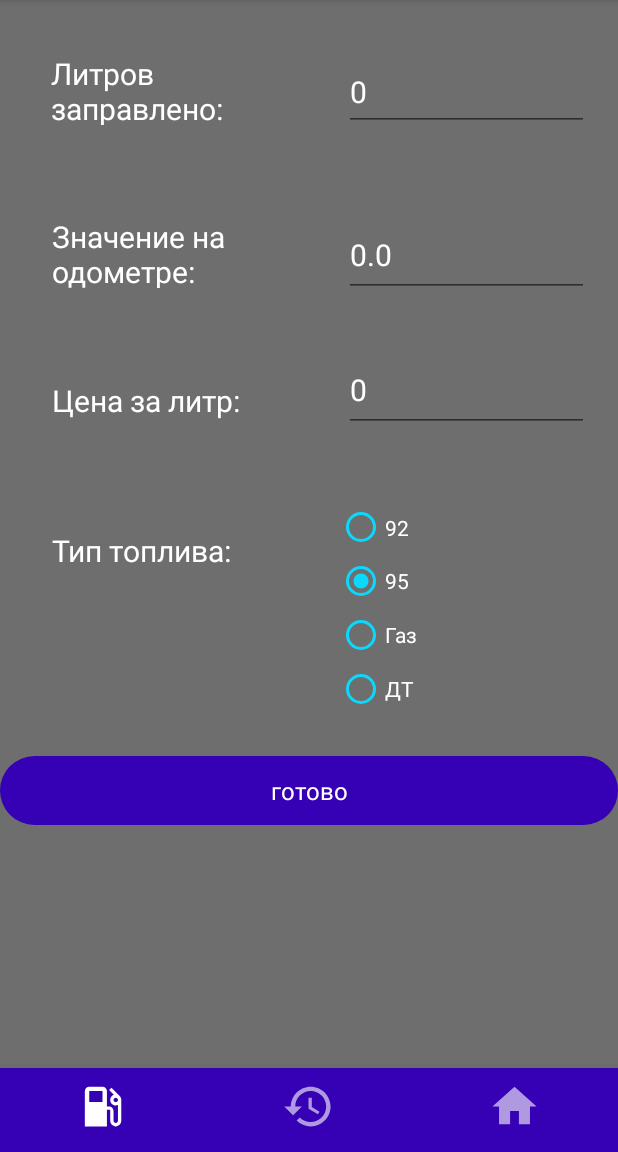
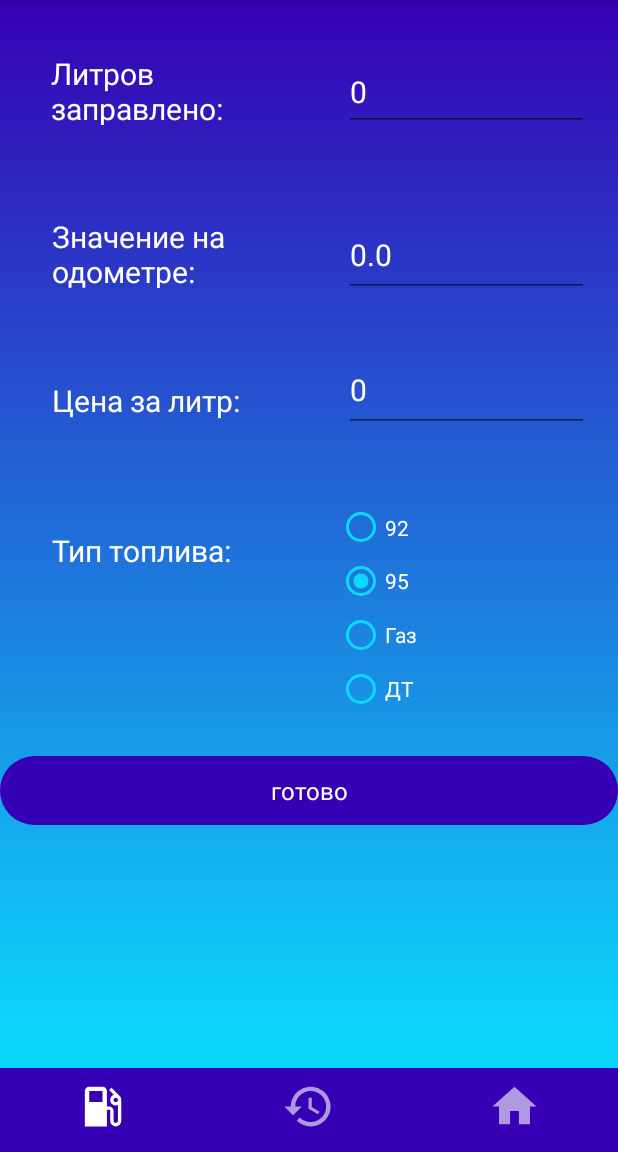
Before and after one commit to GigaIQ/carhelper, an Android app: the NewFuelFragment screen opened through its navigation route, on a phone screen of 412 x 824 dp, the part 84-1236 px from its top. Run offline under Robolectric (Android 15) with nearby library versions, the phone set to English and light mode, and no system bars; our stand-ins replace data binding, navigation-ui; network calls fail.

Commit message:
Add design

```diff
--- a/app/src/main/java/ru/vsu/cs/polev/Item.java
+++ b/app/src/main/java/history/Item.java
@@ -1,4 +1,4 @@
-package ru.vsu.cs.polev;
+package history;
 
 public class Item {
     String liter = "";
--- a/app/src/main/java/ru/vsu/cs/polev/MyAdapter.java
+++ b/app/src/main/java/history/MyAdapter.java
@@ -1,4 +1,4 @@
-package ru.vsu.cs.polev;
+package history;
 
 import android.content.Context;
 import android.view.LayoutInflater;
@@ -8,6 +8,10 @@ import androidx.annotation.NonNull;
 import androidx.recyclerview.widget.RecyclerView;
 
 import java.util.List;
+
+import history.Item;
+import history.MyViewHolder;
+import ru.vsu.cs.polev.R;
 
 public class MyAdapter extends RecyclerView.Adapter<MyViewHolder> {
 
--- a/app/src/main/java/ru/vsu/cs/polev/MyViewHolder.java
+++ b/app/src/main/java/history/MyViewHolder.java
@@ -1,4 +1,4 @@
-package ru.vsu.cs.polev;
+package history;
 
 import android.content.Context;
 import android.view.View;
@@ -7,6 +7,8 @@ import android.widget.TextView;
 import androidx.annotation.NonNull;
 import androidx.fragment.app.Fragment;
 import androidx.recyclerview.widget.RecyclerView;
+
+import ru.vsu.cs.polev.R;
 
 public class MyViewHolder extends RecyclerView.ViewHolder {
 
--- a/app/src/main/java/ru/vsu/cs/polev/InformationFragment.java
+++ b/app/src/main/java/information/InformationFragment.java
@@ -1,4 +1,4 @@
-package ru.vsu.cs.polev;
+package information;
 
 import static android.content.Context.MODE_PRIVATE;
 
@@ -23,6 +23,7 @@ import java.util.ArrayList;
 import okhttp3.OkHttpClient;
 import okhttp3.Request;
 import okhttp3.Response;
+import ru.vsu.cs.polev.R;
 import ru.vsu.cs.polev.databinding.FragmentInformationBinding;
 
 public class InformationFragment extends Fragment {
@@ -31,7 +32,6 @@ public class InformationFragment extends Fragment {
 
     private AlertDialog dialog;
     private AlertDialog.Builder builder;
-    private String[] items = {"Да", "Нет"};
 
     String gotResponse = "";
     String finishPrice = "...";
--- a/app/src/main/java/ru/vsu/cs/polev/NewFuelFragment.java
+++ b/app/src/main/java/refuel/NewFuelFragment.java
@@ -1,4 +1,4 @@
-package ru.vsu.cs.polev;
+package refuel;
 
 import static android.content.Context.MODE_PRIVATE;
 
@@ -17,6 +17,9 @@ import android.widget.RadioGroup;
 import android.widget.Toast;
 
 import java.util.ArrayList;
+
+import ru.vsu.cs.polev.MainActivity;
+import ru.vsu.cs.polev.R;
 
 public class NewFuelFragment extends Fragment {
 
--- a/app/src/main/res/drawable/baseline_horizontal_rule_24.xml
+++ b/app/src/main/res/drawable/baseline_horizontal_rule_24.xml
@@ -1,4 +1,4 @@
-<vector android:height="24dp" android:tint="#06CCE3"
+<vector android:alpha="0.9" android:height="24dp" android:tint="#FFFFFF"
     android:viewportHeight="24" android:viewportWidth="24"
     android:width="24dp" xmlns:android="http://schemas.android.com/apk/res/android">
     <path android:fillColor="@android:color/white"
--- /dev/null
+++ b/app/src/main/res/drawable/gradient.xml
@@ -0,0 +1,14 @@
+<?xml version="1.0" encoding="utf-8"?>
+<shape android:shape = "rectangle"
+    xmlns:android = "http://schemas.android.com/apk/res/android" >
+
+    <gradient
+        android:startColor = "#0BD7FC"
+        android:centerColor= "#0BD7FC"
+        android:endColor = "#3600B4"
+        android:angle = "90"
+
+        android:centerX="0.1"
+        android:type = "linear" />
+
+</shape>
--- a/app/src/main/res/layout/activity_main.xml
+++ b/app/src/main/res/layout/activity_main.xml
@@ -24,6 +24,7 @@
             style="@style/Widget.MaterialComponents.BottomNavigationView.Colored"
             tools:ignore="MissingConstraints"
             app:layout_constraintBottom_toBottomOf="parent"
+
             app:menu="@menu/nav_menu"
             app:itemIconSize="35sp"
             />
--- a/app/src/main/res/layout/fragment_history.xml
+++ b/app/src/main/res/layout/fragment_history.xml
@@ -3,17 +3,17 @@
     xmlns:app="http://schemas.android.com/apk/res-auto"
     xmlns:tools="http://schemas.android.com/tools"
     xmlns:android="http://schemas.android.com/apk/res/android"
-    tools:context="ru.vsu.cs.polev.HistoryFragment">
+    tools:context="ru.vsu.cs.polev.history.HistoryFragment">
     <data>
         <variable
             name="inf"
-            type="ru.vsu.cs.polev.HistoryFragment" />
+            type="history.HistoryFragment" />
     </data>
     <androidx.constraintlayout.widget.ConstraintLayout
 
         android:layout_width="match_parent"
         android:layout_height="match_parent"
-        android:background="#DC575757">
+        android:background="@drawable/gradient">
 
         <LinearLayout
             android:layout_width="match_parent"
--- a/app/src/main/res/layout/fragment_new_fuel.xml
+++ b/app/src/main/res/layout/fragment_new_fuel.xml
@@ -3,17 +3,17 @@
     xmlns:android="http://schemas.android.com/apk/res/android"
     xmlns:app="http://schemas.android.com/apk/res-auto"
     xmlns:tools="http://schemas.android.com/tools"
-    tools:context="ru.vsu.cs.polev.NewFuelFragment">
+    tools:context="ru.vsu.cs.polev.refuel.NewFuelFragment">
     <data>
         <variable
             name="inf"
-            type="ru.vsu.cs.polev.NewFuelFragment" />
+            type="refuel.NewFuelFragment" />
     </data>
 
     <androidx.constraintlayout.widget.ConstraintLayout
         android:layout_width="match_parent"
         android:layout_height="match_parent"
-        android:background="#DC575757">
+        android:background="@drawable/gradient">
         <EditText
             android:id="@+id/fuelAdd"
             style="@style/Widget.AppCompat.AutoCompleteTextView"
--- a/app/src/main/res/layout/item_view.xml
+++ b/app/src/main/res/layout/item_view.xml
@@ -3,8 +3,7 @@
     xmlns:app="http://schemas.android.com/apk/res-auto"
     xmlns:tools="http://schemas.android.com/tools"
     android:layout_width="match_parent"
-    android:layout_height="wrap_content"
-    android:background="#6E6E6E">
+    android:layout_height="wrap_content">
 
 
     <TextView
@@ -62,7 +61,7 @@
         android:layout_width="match_parent"
         android:layout_height="wrap_content"
 
-        android:progressDrawable="@drawable/baseline_dehaze_24"
+        android:progressDrawable="@drawable/baseline_horizontal_rule_24"
         app:layout_constraintBottom_toBottomOf="parent"
         app:layout_constraintStart_toStartOf="parent"
         app:layout_constraintTop_toBottomOf="@+id/liter" />
--- a/app/src/main/res/navigation/navigation_graph.xml
+++ b/app/src/main/res/navigation/navigation_graph.xml
@@ -6,7 +6,7 @@
     app:startDestination="@id/informationFragment">
     <fragment
         android:id="@+id/informationFragment"
-        android:name="ru.vsu.cs.polev.InformationFragment"
+        android:name="information.InformationFragment"
         android:label="InformationFragment" >
 
         <action
@@ -19,12 +19,12 @@
 
     <fragment
         android:id="@+id/historyFragment"
-        android:name="ru.vsu.cs.polev.HistoryFragment"
+        android:name="history.HistoryFragment"
         android:label="fragment_history"
         tools:layout="@layout/fragment_history" />
     <fragment
         android:id="@+id/newFuelFragment"
-        android:name="ru.vsu.cs.polev.NewFuelFragment"
+        android:name="refuel.NewFuelFragment"
         android:label="fragment_new_fuel"
         tools:layout="@layout/fragment_new_fuel" />
 </navigation>
```
Also changed, not shown: app/src/main/java/history/HistoryFragment.java (renamed from app/src/main/java/ru/vsu/cs/polev/HistoryFragment.java, +4 -3 lines), app/src/main/res/layout/fragment_information.xml (+4 -5 lines).
